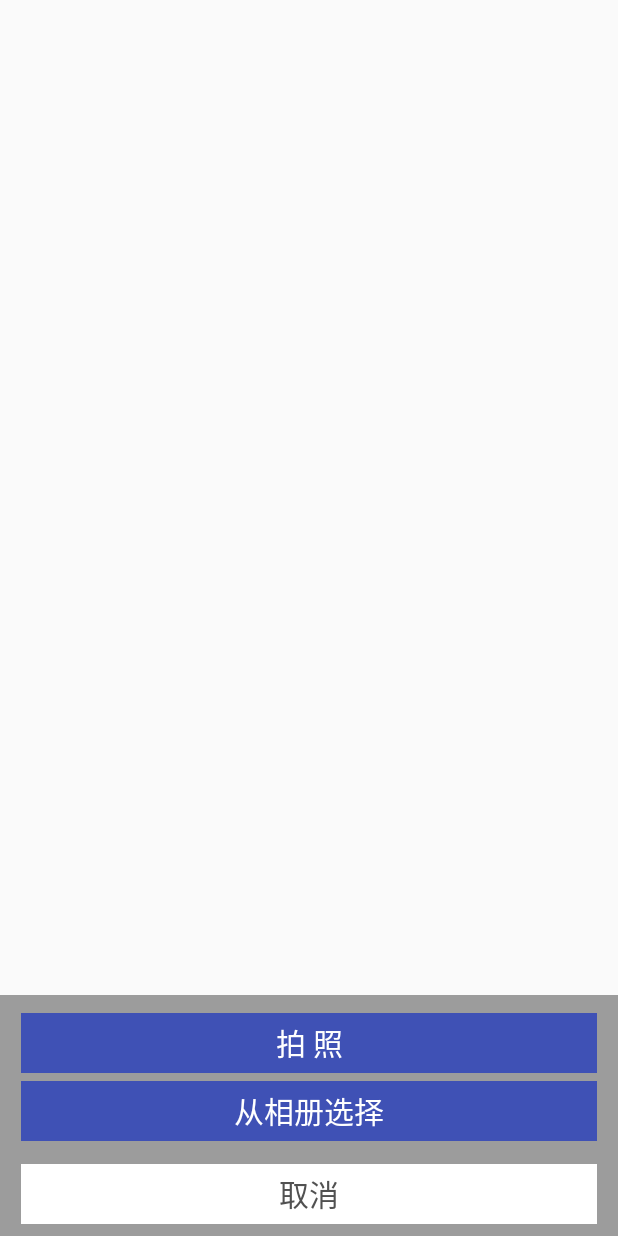
After one commit to git-Lcy/Notice, an Android app: the layout image_select_dialog.xml on its own in the app's theme, with its tools: preview values and no code run, on a phone screen of 412 x 824 dp. The commit adds this screen. Run offline under Robolectric (Android 15) with nearby library versions, the phone set to English and light mode, and no system bars.

Commit message:
初始版

```diff
--- a/app/build.gradle
+++ b/app/build.gradle
@@ -5,7 +5,7 @@ android {
     buildToolsVersion "26.0.2"
     defaultConfig {
         applicationId "com.longhuang.programme"
-        minSdkVersion 15
+        minSdkVersion 19
         targetSdkVersion 22
         versionCode 1
         versionName "1.0"
--- a/app/src/main/java/com/longhuang/programme/ProgrammeAdapter.java
+++ b/app/src/main/java/com/longhuang/programme/ProgrammeAdapter.java
@@ -91,7 +91,8 @@ public class ProgrammeAdapter extends RecyclerView.Adapter {
                     Global.programmeCache.add(programme);
                 }
                 programme.isSelected = !selected;
-                notifyItemChanged(position);
+                notifyItemChanged(programmeList.indexOf(programme));
+
 
             }
         });
@@ -155,6 +156,7 @@ public class ProgrammeAdapter extends RecyclerView.Adapter {
         notifyItemInserted(0);
     }
     public void deleteSelected(){
+        if (Global.programmeCache.size()==0) return;
         for (Programme programme : Global.programmeCache){
             programme.isSelected = false;
             programme.delete();
--- /dev/null
+++ b/app/src/main/res/layout/image_select_dialog.xml
@@ -0,0 +1,46 @@
+<?xml version="1.0" encoding="utf-8"?>
+<LinearLayout xmlns:android="http://schemas.android.com/apk/res/android"
+              android:layout_width="match_parent"
+              android:layout_height="wrap_content"
+              android:layout_gravity="bottom"
+              android:background="@color/colorGary"
+    android:orientation="vertical">
+    <TextView
+        android:layout_width="match_parent"
+        android:layout_height="40dp"
+        android:layout_marginTop="12dp"
+        android:gravity="center"
+        android:id="@+id/image_camera"
+        android:layout_marginRight="14dp"
+        android:layout_marginLeft="14dp"
+        android:background="@color/colorPrimary"
+        android:textSize="20sp"
+        android:textColor="@color/colorWhite"
+        android:text="拍 照"/>
+    <TextView
+        android:layout_width="match_parent"
+        android:layout_height="40dp"
+        android:layout_marginTop="5dp"
+        android:layout_marginRight="14dp"
+        android:layout_marginLeft="14dp"
+        android:gravity="center"
+        android:id="@+id/image_select"
+        android:background="@color/colorPrimary"
+        android:textSize="20sp"
+        android:textColor="@color/colorWhite"
+        android:text="从相册选择"/>
+    <TextView
+        android:layout_width="match_parent"
+        android:layout_height="40dp"
+        android:layout_marginTop="15dp"
+        android:layout_marginRight="14dp"
+        android:layout_marginLeft="14dp"
+        android:id="@+id/image_cancel"
+        android:gravity="center"
+        android:background="@color/colorWhite"
+        android:textSize="20sp"
+        android:textColor="@color/textGary"
+        android:layout_marginBottom="8dp"
+        android:text="取消"/>
+
+</LinearLayout>
--- a/app/src/main/res/menu/toolbar.xml
+++ b/app/src/main/res/menu/toolbar.xml
@@ -7,11 +7,6 @@
         android:title="换肤"
         app:showAsAction="ifRoom"/>
 
-    <item
-        android:id="@+id/calendar"
-        android:icon="@drawable/calendar_selector"
-        android:title="日期"
-        app:showAsAction="always"/>
     <item
         android:id="@+id/delete"
         android:icon="@mipmap/delete"
--- a/app/src/main/res/values/colors.xml
+++ b/app/src/main/res/values/colors.xml
@@ -3,8 +3,12 @@
     <color name="colorPrimary">#3F51B5</color>
     <color name="colorPrimaryDark">#303F9F</color>
     <color name="colorAccent">#ff4081</color>
+    <color name="colorRed">#9bff4081</color>
+    <color name="colorWhite">#ffffff</color>
+    <color name ="textGary">#515151</color>
     <color name ="colorGary">#9c9c9c</color>
     <color name ="colorGreen">#d403b600</color>
+    <color name ="colorGreen_i">#73001eb6</color>
     <color name ="colorBlack">#231d1d</color>
     <color name ="colorItemBg">#7a4d5db6</color>
     <color name ="transparent">#00000000</color>
```
Also changed, not shown: app/src/main/java/com/longhuang/programme/MainActivity.java (+104 -73 lines), app/src/main/java/com/longhuang/programme/utils/Global.java (+20 -1 lines), app/src/main/res/layout/activity_main.xml (+33 -5 lines), app/src/main/res/layout/date_selector.xml (deleted, +0 -26 lines), 1 other file.
